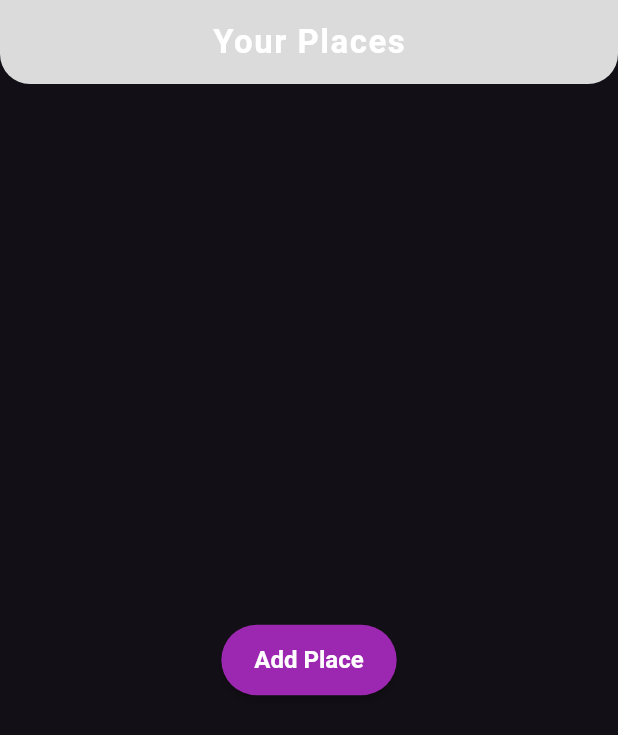
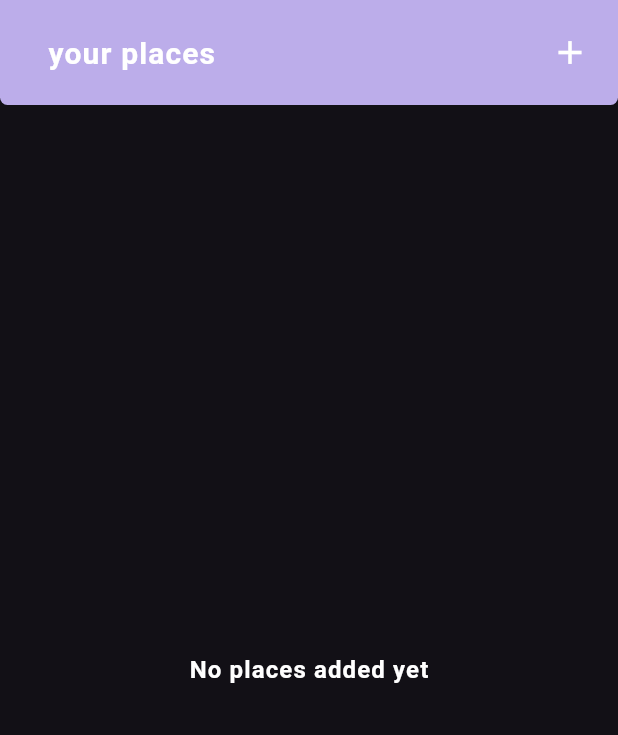
Before and after one commit to AmitAswal-lab/Flutter-FavoritePlaces-App, a Flutter app: the screen it shows after launch, on a phone screen of 412 x 824 dp. Shown: the top 735 px of the screen. Run offline on Flutter 3.47's test engine with Material 3 defaults, Android fonts, the phone set to English and light mode, and no system bars; our stand-ins replace flutter_riverpod, google_fonts.

Commit message:
Added basic screens and connected with Riverpod

```diff
--- a/lib/main.dart
+++ b/lib/main.dart
@@ -1,11 +1,14 @@
+import 'package:favorite_places/screens/places.dart';
 import 'package:flutter/material.dart';
 import 'package:google_fonts/google_fonts.dart';
+
+import 'package:flutter_riverpod/flutter_riverpod.dart';
 
 final colorScheme = ColorScheme.fromSeed(
   brightness: Brightness.dark,
   seedColor: const Color(0xFF7C4DFF), // Rich deep purple
   surface: const Color(0xFF121016),   // Almost black for immersive feel // Slightly lighter for cards
-  secondary: const Color(0xFF9C27B0), // Accent purple-pink
+  secondary: const Color(0xFFD1C4E9), // Accent purple-pink
   onSurface: Colors.white,
 );
 
@@ -20,13 +23,11 @@ final theme = ThemeData.dark(
       fontWeight: FontWeight.bold,
       letterSpacing: 0.5,
       color: Colors.white.withValues(alpha: 0.85),
-
     ),
     titleMedium: GoogleFonts.ubuntuCondensed(
       fontWeight: FontWeight.bold,
       letterSpacing: 0.75,
-      color: Colors.white.withValues(alpha: 0.85)
-,
+      color: Colors.white.withValues(alpha: 0.85),
     ),
     titleLarge: GoogleFonts.ubuntuCondensed(
       fontWeight: FontWeight.bold,
@@ -37,33 +38,52 @@ final theme = ThemeData.dark(
   ),
 
   appBarTheme: AppBarTheme(
-    backgroundColor: Colors.white.withValues(alpha: 0.85),
+    iconTheme: const IconThemeData(
+      color: Colors.white, // Icon matches dark theme
+      size: 26,
+    ),
+    toolbarHeight: 70,
+    backgroundColor: colorScheme.primary.withValues(alpha: 0.90), // richer app bar color
     foregroundColor: Colors.white,
-    elevation: 0,
-    centerTitle: true,
+    elevation: 3,
     shape: const RoundedRectangleBorder(
       borderRadius: BorderRadius.vertical(
-        bottom: Radius.circular(20),
+        bottom: Radius.circular(5),
       ),
+    ),
+    titleTextStyle: GoogleFonts.ubuntuCondensed(
+      fontWeight: FontWeight.bold,
+      fontSize: 20,
+      letterSpacing: 0.75,
+      color: Colors.white,
     ),
   ),
 
   elevatedButtonTheme: ElevatedButtonThemeData(
     style: ElevatedButton.styleFrom(
-      backgroundColor: colorScheme.secondary,
-      foregroundColor: Colors.white,
-      padding: const EdgeInsets.symmetric(horizontal: 22, vertical: 14),
-      shape: RoundedRectangleBorder(
-        borderRadius: BorderRadius.circular(30),
-      ),
+      backgroundColor: colorScheme.secondary..withValues(alpha: 0.85),
+      foregroundColor: colorScheme.onSurface,
+      padding: const EdgeInsets.symmetric(horizontal: 24, vertical: 14),
+      shape: const StadiumBorder(),
       textStyle: const TextStyle(fontSize: 16, fontWeight: FontWeight.bold),
       elevation: 2,
+    ),
+  ),
+
+  inputDecorationTheme: InputDecorationTheme(
+    labelStyle: TextStyle(color: colorScheme.onSurface, fontWeight: FontWeight.w500),
+    hintStyle: const TextStyle(color: Colors.white70),
+    enabledBorder: UnderlineInputBorder(
+      borderSide: BorderSide(color: colorScheme.onSurface, width: 1.5),
+    ),
+    focusedBorder: UnderlineInputBorder(
+      borderSide: BorderSide(color: colorScheme.onSurface, width: 1),
     ),
   ),
 );
 
 void main() {
-  runApp(const MyApp());
+  runApp( ProviderScope(child: MyApp()));
 }
 
 class MyApp extends StatelessWidget {
@@ -74,17 +94,7 @@ class MyApp extends StatelessWidget {
     return MaterialApp(
       debugShowCheckedModeBanner: false,
       theme: theme,
-      home: Scaffold(
-        appBar: AppBar(
-          title: const Text('Your Places'),
-        ),
-        body: Center(
-          child: ElevatedButton(
-            onPressed: () {},
-            child: const Text("Add Place"),
-          ),
-        ),
-      ),
+      home: PlacesScreen(),
     );
   }
 }
--- /dev/null
+++ b/lib/models/place.dart
@@ -0,0 +1,10 @@
+import 'package:uuid/uuid.dart';
+
+const uuid = Uuid();
+
+class Place {
+  Place({required this.title}) : id = uuid.v4();
+
+  final String id;
+  final String title;
+}
--- /dev/null
+++ b/lib/screens/places.dart
@@ -0,0 +1,37 @@
+import 'package:favorite_places/providers/user_places.dart';
+import 'package:favorite_places/screens/add_place.dart';
+import 'package:favorite_places/widgets/places_list.dart';
+import 'package:flutter/material.dart';
+import 'package:flutter_riverpod/flutter_riverpod.dart';
+
+class PlacesScreen extends ConsumerWidget {
+  const PlacesScreen({super.key});
+
+  @override
+  Widget build(BuildContext context, WidgetRef ref) {
+    final userPlaces = ref.watch(userPlacesProvider);
+
+    return Scaffold(
+      appBar: AppBar(
+        title: Padding(
+          padding: const EdgeInsets.only(left: 16.0),
+          child: Text('your places'),
+        ),
+        actions: [
+          Padding(
+            padding: const EdgeInsets.only(right: 8.0),
+            child: IconButton(
+              onPressed: () {
+                Navigator.of(
+                  context,
+                ).push(MaterialPageRoute(builder: (ctx) => AddPlaceScreem()));
+              },
+              icon: Icon(Icons.add),
+            ),
+          ),
+        ],
+      ),
+      body: PlacesList(places: userPlaces),
+    );
+  }
+}
--- /dev/null
+++ b/lib/widgets/places_list.dart
@@ -0,0 +1,44 @@
+import 'package:favorite_places/models/place.dart';
+import 'package:favorite_places/screens/place_detail.dart';
+import 'package:flutter/material.dart';
+
+class PlacesList extends StatelessWidget {
+  const PlacesList({super.key, required this.places});
+
+  final List<Place> places;
+
+  @override
+  Widget build(BuildContext context) {
+    Widget content = Center(
+      child: Text(
+        'No places added yet',
+        style: Theme.of(context).textTheme.titleMedium!.copyWith(
+          color: Theme.of(context).colorScheme.onSurface,
+          fontSize: 16,
+        ),
+      ),
+    );
+
+    if (places.isNotEmpty) {
+      content = ListView.builder(
+        itemCount: places.length,
+        itemBuilder: (ctx, index) => ListTile(
+          onTap: () {
+            Navigator.of(context).push(
+              MaterialPageRoute(
+                builder: (ctx) => PlaceDetailScreen(place: places[index]),
+              ),
+            );
+          },
+          title: Text(
+            places[index].title,
+            style: Theme.of(context).textTheme.titleMedium!.copyWith(
+              color: Theme.of(context).colorScheme.onSurface,
+            ),
+          ),
+        ),
+      );
+    }
+    return content;
+  }
+}
--- a/pubspec.yaml
+++ b/pubspec.yaml
@@ -35,6 +35,8 @@ dependencies:
   # Use with the CupertinoIcons class for iOS style icons.
   cupertino_icons: ^1.0.8
   google_fonts: ^6.3.0
+  uuid: ^4.5.1
+  flutter_riverpod: ^2.6.1
 
 dev_dependencies:
   flutter_test:
```
Also changed, not shown: lib/providers/user_places.dart (added, +13 -0 lines), lib/screens/add_place.dart (added, +59 -0 lines), lib/screens/place_detail.dart (added, +23 -0 lines), pubspec.lock.
